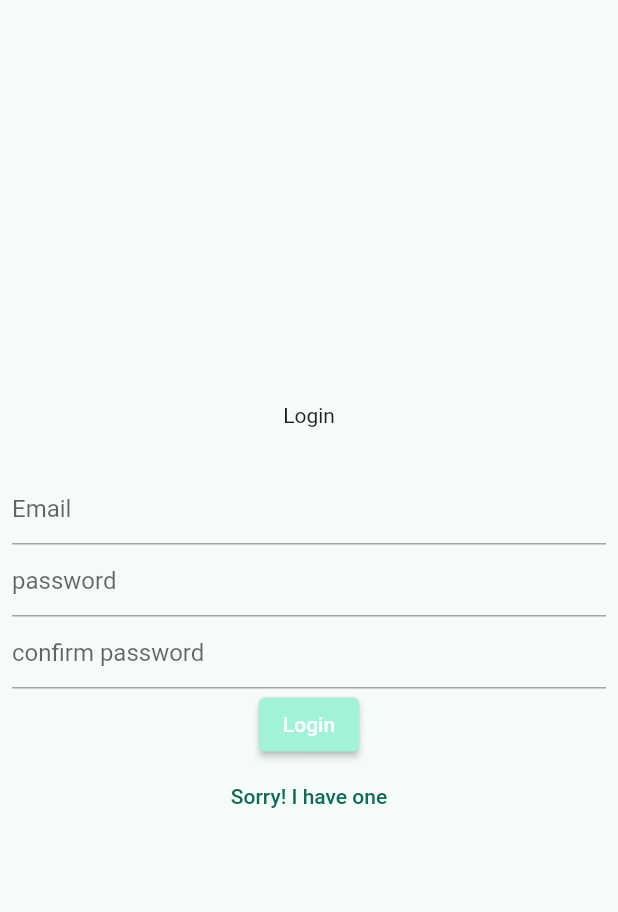
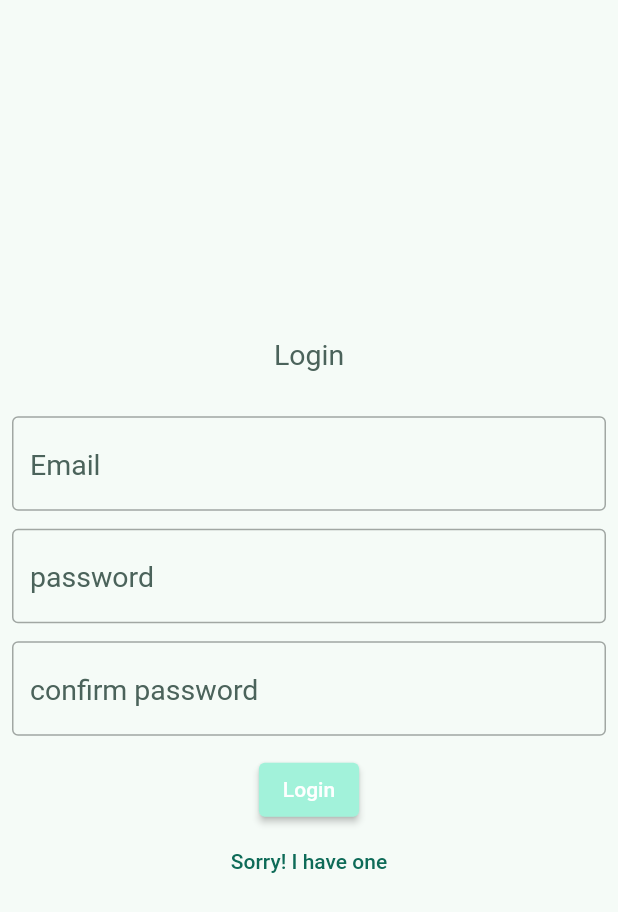
Before and after one commit to shorya1853/hiring_act, a Flutter app: the screen it shows after launch, on a phone screen of 412 x 824 dp. Shown: the top 912 px of the screen. Run offline on Flutter 3.47's test engine with Material 2 defaults, Android fonts, the phone set to English and light mode, and no system bars; our stand-ins replace cloud_firestore, firebase_auth, firebase_core, flutter_riverpod; accounts and stored records are empty.

Commit message:
modified:   .metadata 	new file:   android/app/src/main/kotlin/com/example/hiring_act/MainActivity.kt 	modified:   lib/models/employe_model.dart 	modified:   lib/screens/authentication_screen.dart 	modified:   lib/screens/form/job_pref_form.dart 	new file:   lib/screens/form/profile_form.dart 	modified:   pubspec.lock 	modified:   pubspec.yaml

```diff
--- a/lib/screens/authentication_screen.dart
+++ b/lib/screens/authentication_screen.dart
@@ -24,7 +24,10 @@ class AuthenticationScreen extends StatelessWidget {
               final signin = ref.watch(switchScreen);
               if (signin) {
                 return Column(mainAxisSize: MainAxisSize.min, children: [
-                  const Text('SignIn'),
+                  Text('SignIn', style: TextStyle(
+                            color: Theme.of(context).colorScheme.secondary,
+                            fontSize: 19
+                          ),),
                   const SizedBox(
                     height: 30,
                   ),
@@ -33,8 +36,17 @@ class AuthenticationScreen extends StatelessWidget {
                     child: Column(children: [
                       TextFormField(
                         controller: _emailController,
-                        decoration: const InputDecoration(
+                        style: TextStyle(
+                          color: Theme.of(context).colorScheme.primary,
+                          fontSize: 20
+                        ),
+                        decoration: InputDecoration(
+                          border: OutlineInputBorder(),
                           hintText: 'Email',
+                          hintStyle: TextStyle(
+                            color: Theme.of(context).colorScheme.secondary,
+                            fontSize: 19
+                          ),
                         ),
                         validator: (value) {
                           if(value == null || value.isEmpty){
@@ -44,10 +56,19 @@ class AuthenticationScreen extends StatelessWidget {
                           }
                         },
                       ),
+                      const SizedBox(height: 12,),
                       TextFormField(
                         controller: _passwordController,
-                        decoration: const InputDecoration(
+                        style: TextStyle(
+                          color: Theme.of(context).colorScheme.primary,fontSize: 20
+                        ),
+                        decoration: InputDecoration(
+                          border: OutlineInputBorder(),
                           hintText: 'password',
+                          hintStyle: TextStyle(
+                            color: Theme.of(context).colorScheme.secondary,
+                            fontSize: 19
+                          ),
                         ),
                         validator: (value) {
                           if(value == null || value.isEmpty){
@@ -58,7 +79,7 @@ class AuthenticationScreen extends StatelessWidget {
                         },
                       ),
                     ],),),
-
+                  const SizedBox(height: 12,),
                   ElevatedButton(
                       onPressed: () {
                          if(_signform.currentState!.validate()){
@@ -70,6 +91,7 @@ class AuthenticationScreen extends StatelessWidget {
 
                       },
                       child: const Text('SignIn')),
+
                   TextButton(
                     child: const Text('Create new account'),
                     onPressed: () {
@@ -79,7 +101,11 @@ class AuthenticationScreen extends StatelessWidget {
                 ]);
               }
               return Column(mainAxisSize: MainAxisSize.min, children: [
-                const Text('Login'),
+                Text('Login',
+                style:TextStyle(
+                            color: Theme.of(context).colorScheme.secondary,
+                            fontSize: 19
+                          ),),
                 const SizedBox(
                   height: 30,
                 ),
@@ -88,8 +114,17 @@ class AuthenticationScreen extends StatelessWidget {
                     child: Column(children: [
                       TextFormField(
                         controller: _emailController,
-                        decoration: const InputDecoration(
+                        style: TextStyle(
+                          color: Theme.of(context).colorScheme.primary,
+                          fontSize: 20,
+                        ),
+                        decoration: InputDecoration(
+                          border: OutlineInputBorder(),
                           hintText: 'Email',
+                          hintStyle: TextStyle(
+                            color: Theme.of(context).colorScheme.secondary,
+                            fontSize: 19
+                          ),
                         ),
                         validator: (value) {
                           if(value == null || value.isEmpty){
@@ -99,10 +134,20 @@ class AuthenticationScreen extends StatelessWidget {
                           }
                         },
                       ),
+                      const SizedBox(height: 12,),
                       TextFormField(
                         controller: _passwordController,
-                        decoration: const InputDecoration(
+                        style: TextStyle(
+                          color: Theme.of(context).colorScheme.primary,
+                          fontSize: 20
+                        ),
+                        decoration: InputDecoration(
+                          border: OutlineInputBorder(),
                           hintText: 'password',
+                          hintStyle: TextStyle(
+                            color: Theme.of(context).colorScheme.secondary,
+                            fontSize: 19
+                          ),
                         ),
                         validator: (value) {
                           if(value == null || value.isEmpty){
@@ -112,10 +157,20 @@ class AuthenticationScreen extends StatelessWidget {
                           }
                         },
                       ),
+                      const SizedBox(height: 12,),
                       TextFormField(
                         controller: _confirmPController,
-                        decoration: const InputDecoration(
+                        style: TextStyle(
+                          color: Theme.of(context).colorScheme.primary,
+                          fontSize: 20
+                        ),
+                        decoration:  InputDecoration(
+                          border: OutlineInputBorder(),
                           hintText: 'confirm password',
+                          hintStyle: TextStyle(
+                            color: Theme.of(context).colorScheme.secondary,
+                            fontSize: 19
+                          ),
                         ),
                         validator: (value) {
                           if(value == null || value.isEmpty){
@@ -129,7 +184,7 @@ class AuthenticationScreen extends StatelessWidget {
                         },
                       ),
                     ],),),
-
+                const SizedBox(height: 12,),
                 ElevatedButton(
                     onPressed: () {
                       if(_loginform.currentState!.validate()){
--- a/pubspec.yaml
+++ b/pubspec.yaml
@@ -40,6 +40,7 @@ dependencies:
   firebase_storage: ^11.2.4
   firebase_auth: ^4.6.3
   flutter_riverpod: ^2.3.6
+  intl: ^0.18.1
 
 dev_dependencies:
   flutter_test:
```
Also changed, not shown: lib/models/employe_model.dart (+25 -16 lines), lib/screens/form/job_pref_form.dart (+84 -59 lines), lib/screens/form/profile_form.dart (added, +194 -0 lines), pubspec.lock, 2 other files.
